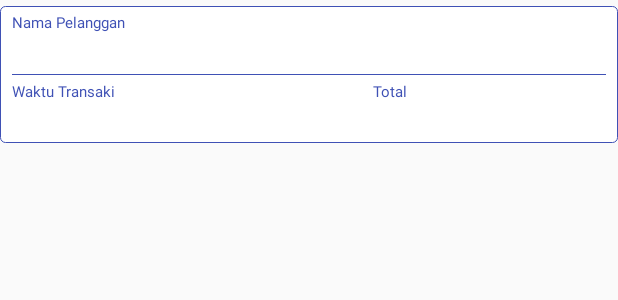
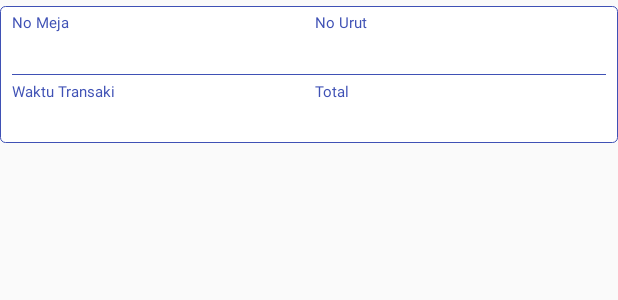
Before and after one commit to maulanagmedia/54c0042bacc6e51363d6e471234c3708, an Android app: the layout adapter_list_transaksi.xml on its own in the app's theme, with its tools: preview values and no code run, on a phone screen of 412 x 824 dp. Shown: the top 300 px of the screen. Run offline under Robolectric (Android 15) with nearby library versions, the phone set to English and light mode, and no system bars; network calls fail.

Commit message:
Update berkala

```diff
--- a/app/src/main/java/gmedia/net/id/restauranttakingorder/RiwayatPemesanan/Adapter/ListTransaksiAdapter.java
+++ b/app/src/main/java/gmedia/net/id/restauranttakingorder/RiwayatPemesanan/Adapter/ListTransaksiAdapter.java
@@ -34,7 +34,7 @@ public class ListTransaksiAdapter extends ArrayAdapter{
     }
 
     private static class ViewHolder {
-        private TextView tvItem1, tvItem2, tvItem3;
+        private TextView tvItem1, tvItem2, tvItem3, tvItem4;
     }
 
     public void addMoreData(List<CustomItem> moreData){
@@ -59,15 +59,17 @@ public class ListTransaksiAdapter extends ArrayAdapter{
             holder.tvItem1 = (TextView) convertView.findViewById(R.id.tv_item1);
             holder.tvItem2 = (TextView) convertView.findViewById(R.id.tv_item2);
             holder.tvItem3 = (TextView) convertView.findViewById(R.id.tv_item3);
+            holder.tvItem4 = (TextView) convertView.findViewById(R.id.tv_item4);
             convertView.setTag(holder);
         }else{
             holder = (ViewHolder) convertView.getTag();
         }
 
         final CustomItem itemSelected = items.get(position);
-        holder.tvItem1.setText(itemSelected.getItem3());
+        holder.tvItem1.setText(itemSelected.getItem6());
         holder.tvItem2.setText(iv.ChangeFormatDateString(itemSelected.getItem5(), FormatItem.formatTimestamp, FormatItem.formatDataAndTime));
         holder.tvItem3.setText(iv.ChangeToRupiahFormat(iv.parseNullDouble(itemSelected.getItem4())));
+        holder.tvItem4.setText(itemSelected.getItem2());
         return convertView;
     }
 }
--- a/app/src/main/java/gmedia/net/id/restauranttakingorder/Utils/ServerURL.java
+++ b/app/src/main/java/gmedia/net/id/restauranttakingorder/Utils/ServerURL.java
@@ -26,4 +26,5 @@ public class ServerURL {
     public String getMeja(){ return baseURL + "order/get_meja/";}
     public String getNoBukti(){ return baseURL + "order/generate_nobukti/";}
     public String saveOrder(){ return baseURL + "order/save/";}
+    public String getRiwayatOrder(){ return baseURL + "riwayat/get_riwayat_transaksi/";}
 }
--- a/app/src/main/res/layout/adapter_list_transaksi.xml
+++ b/app/src/main/res/layout/adapter_list_transaksi.xml
@@ -18,12 +18,20 @@
         <LinearLayout
             android:layout_width="match_parent"
             android:layout_height="wrap_content"
-            android:orientation="vertical">
+            android:orientation="horizontal"
+            android:weightSum="1">
+
+            <LinearLayout
+                android:layout_width="0dp"
+                android:layout_weight="0.5"
+                android:layout_height="wrap_content"
+                android:orientation="vertical"
+                android:layout_marginRight="@dimen/margin_default">
 
                 <TextView
                     android:layout_width="match_parent"
                     android:layout_height="wrap_content"
-                android:text="Nama Pelanggan"
+                    android:text="No Meja"
                     android:textColor="@color/color_blue"
                     android:textSize="@dimen/text_subtitle"/>
 
@@ -34,6 +42,29 @@
                     android:textColor="@color/color_blue"
                     android:layout_marginTop="@dimen/margin_small"
                     />
+            </LinearLayout>
+
+            <LinearLayout
+                android:layout_width="0dp"
+                android:layout_weight="0.5"
+                android:layout_height="wrap_content"
+                android:orientation="vertical">
+
+                <TextView
+                    android:layout_width="match_parent"
+                    android:layout_height="wrap_content"
+                    android:text="No Urut"
+                    android:textColor="@color/color_blue"
+                    android:textSize="@dimen/text_subtitle"/>
+
+                <TextView
+                    android:layout_width="match_parent"
+                    android:layout_height="wrap_content"
+                    android:id="@+id/tv_item4"
+                    android:textColor="@color/color_blue"
+                    android:layout_marginTop="@dimen/margin_small"
+                    />
+            </LinearLayout>
         </LinearLayout>
 
         <LinearLayout
@@ -52,7 +83,7 @@
 
             <LinearLayout
                 android:layout_width="0dp"
-                android:layout_weight="0.6"
+                android:layout_weight="0.5"
                 android:layout_height="wrap_content"
                 android:layout_marginRight="@dimen/margin_default"
                 android:orientation="vertical">
@@ -75,7 +106,7 @@
 
             <LinearLayout
                 android:layout_width="0dp"
-                android:layout_weight="0.4"
+                android:layout_weight="0.5"
                 android:layout_height="wrap_content"
                 android:orientation="vertical">
 
--- a/app/src/main/res/layout/fragment_main_riwayat_pemesanan.xml
+++ b/app/src/main/res/layout/fragment_main_riwayat_pemesanan.xml
@@ -34,10 +34,10 @@
                         android:layout_height="@dimen/default_input_height"
                         android:background="@drawable/input_form"
                         android:padding="@dimen/margin_default"
-                        android:hint="Nama Pelanggan"
+                        android:hint="No Meja"
                         android:inputType="textPersonName"
                         android:imeOptions="actionNext"
-                        android:id="@+id/edt_nama_pelanggan"/>
+                        android:id="@+id/edt_no_meja"/>
 
                 </LinearLayout>
 
--- a/maulanacustommodul/src/main/java/com/maulana/custommodul/ItemValidation.java
+++ b/maulanacustommodul/src/main/java/com/maulana/custommodul/ItemValidation.java
@@ -145,6 +145,7 @@ public class ItemValidation {
     public String ChangeFormatDateString(String date, String formatDateFrom, String formatDateTo){
 
         String result = date;
+        if(date.length() > 0){
             SimpleDateFormat sdf = new SimpleDateFormat(formatDateFrom);
             SimpleDateFormat sdfCustom = new SimpleDateFormat(formatDateTo);
 
@@ -154,7 +155,9 @@ public class ItemValidation {
             } catch (ParseException e) {
                 e.printStackTrace();
             }
-        return (sdfCustom.format(date1) == null) ? "" : sdfCustom.format(date1);
+            result = (sdfCustom.format(date1) == null) ? "" : sdfCustom.format(date1);
+        }
+        return result;
     }
 
     public int dpToPx(Context context, int dp) {
```
Also changed, not shown: app/src/main/java/gmedia/net/id/restauranttakingorder/Order/DetailOrder.java (+41 -0 lines), app/src/main/java/gmedia/net/id/restauranttakingorder/RiwayatPemesanan/MainRiwayatPemesanan.java (+144 -36 lines), app/src/main/res/layout/adapter_menu_by_transaksi.xml (+5 -4 lines), app/src/main/res/layout/footer_list.xml (added, +10 -0 lines), app/src/main/res/layout/layout_printer_loading.xml (added, +38 -0 lines), app/src/main/ic_printer_red-web.png (added), app/src/main/res/mipmap-hdpi/ic_printer_red.png (added), app/src/main/res/mipmap-mdpi/ic_printer_red.png (added), app/src/main/res/mipmap-xhdpi/ic_printer_red.png (added), app/src/main/res/mipmap-xxhdpi/ic_printer_red.png (added), app/src/main/res/mipmap-xxxhdpi/ic_printer_red.png (added). Lines whose indentation alone changed are shown as unchanged.
